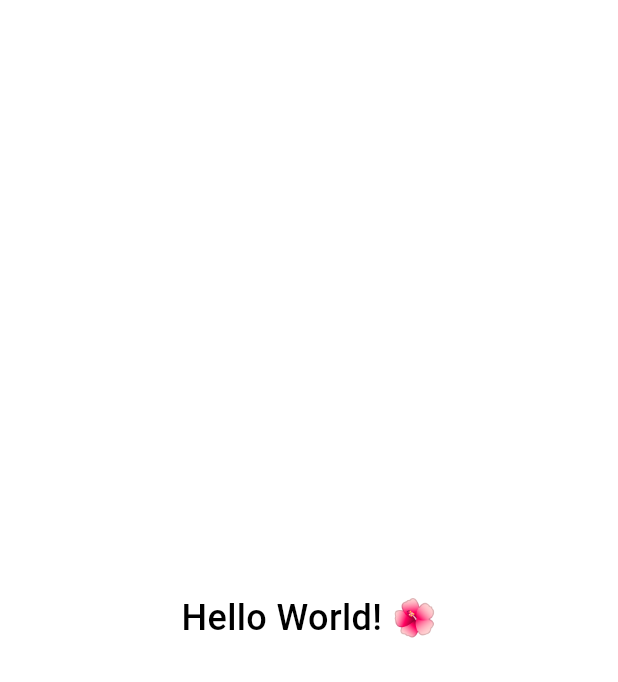
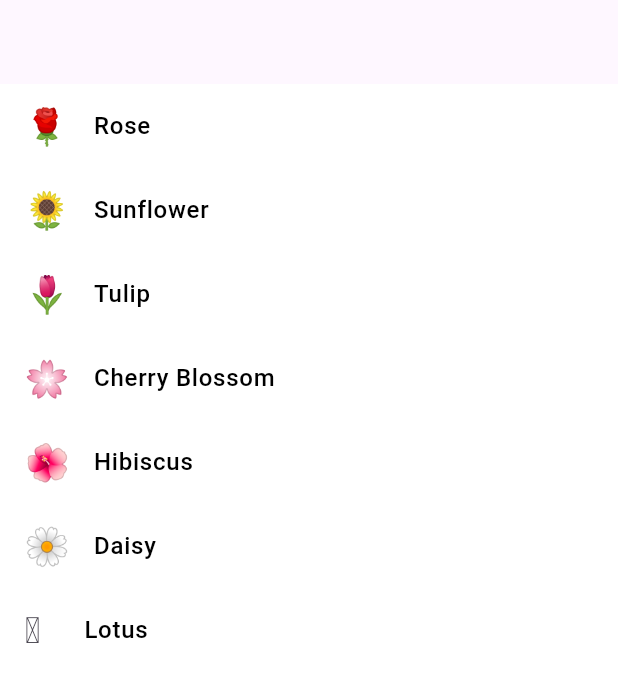
Before and after one commit to Bromelia-Studio/bromelia_flutter_cli, a Flutter app: the screen it shows after launch, on a phone screen of 412 x 824 dp. Shown: the top 682 px of the screen. Run offline on Flutter 3.47's test engine with Material 3 defaults, Android fonts, the phone set to English and light mode, and no system bars; our stand-ins replace bloc, flutter_bloc, go_router; missing offline and left inert: theme_tailor_annotation.

Commit message:
Update flowers template

```diff
--- a/template/flutter_app/lib/core/navigation/router.dart
+++ b/template/flutter_app/lib/core/navigation/router.dart
@@ -3,12 +3,11 @@ import 'package:go_router/go_router.dart';
 
 import '../../features/home/presentation/pages/home_page.dart';
 
-
 final router = GoRouter(
-  initialLocation: HomePage.route,
   routes: <RouteBase>[
     GoRoute(
-      path: HomePage.route,
+      path: '/',
+      name: HomePage.route,
       builder: (BuildContext context, GoRouterState state) {
         return HomePage(key: state.pageKey);
       },
--- /dev/null
+++ b/template/flutter_app/lib/features/home/data/datasources/remote/flowers_remote_datasource.dart
@@ -0,0 +1,20 @@
+import '../../../../../models/flower.dart';
+
+class FlowersRemoteDatasource {
+  // Simulate network call
+  Future<List<Flower>> fetchFlowers() async {
+    await Future.delayed(const Duration(milliseconds: 500));
+
+    final response = [
+      {"name": "Rose", "emoji": "🌹"},
+      {"name": "Sunflower", "emoji": "🌻"},
+      {"name": "Tulip", "emoji": "🌷"},
+      {"name": "Cherry Blossom", "emoji": "🌸"},
+      {"name": "Hibiscus", "emoji": "🌺"},
+      {"name": "Daisy", "emoji": "🌼"},
+      {"name": "Lotus", "emoji": "🪷"},
+    ];
+
+    return response.map((json) => Flower.fromJson(json)).toList();
+  }
+}
--- /dev/null
+++ b/template/flutter_app/lib/features/home/data/repositories/flowers_repository.dart
@@ -0,0 +1,10 @@
+import '../../../../models/flower.dart';
+import '../datasources/remote/flowers_remote_datasource.dart';
+
+class FlowersRepository {
+  final remoteDatasource = FlowersRemoteDatasource();
+
+  Future<List<Flower>> fetchFlowers() {
+    return remoteDatasource.fetchFlowers();
+  }
+}
--- /dev/null
+++ b/template/flutter_app/lib/features/home/presentation/cubit/home_cubit.dart
@@ -0,0 +1,23 @@
+import 'package:bloc/bloc.dart';
+
+import '../../../../models/flower.dart';
+import '../../data/repositories/flowers_repository.dart';
+
+part 'home_state.dart';
+
+class home_cubit extends Cubit<HomeState> {
+  home_cubit() : super(HomeState());
+
+  final repository = FlowersRepository();
+
+  Future<void> fetchFlowers() async {
+    try {
+      emit(state.copyWith(isLoading: true));
+      final List<Flower> flowers = await repository.fetchFlowers();
+      emit(state.copyWith(isLoading: false, flowers: flowers));
+    } catch (e) {
+      emit(state.copyWith(isLoading: false, errorMessage: 'An error occurred'));
+      rethrow;
+    }
+  }
+}
--- /dev/null
+++ b/template/flutter_app/lib/features/home/presentation/cubit/home_state.dart
@@ -0,0 +1,25 @@
+part of 'home_cubit.dart';
+
+class HomeState {
+  final List<Flower> flowers;
+  final bool isLoading;
+  final String? errorMessage;
+
+  const HomeState({
+    this.flowers = const [],
+    this.isLoading = false,
+    this.errorMessage,
+  });
+
+  HomeState copyWith({
+    List<Flower>? flowers,
+    bool? isLoading,
+    String? errorMessage,
+  }) {
+    return HomeState(
+      flowers: flowers ?? this.flowers,
+      isLoading: isLoading ?? this.isLoading,
+      errorMessage: errorMessage ?? this.errorMessage,
+    );
+  }
+}
--- a/template/flutter_app/lib/features/home/presentation/pages/home_page.dart
+++ b/template/flutter_app/lib/features/home/presentation/pages/home_page.dart
@@ -1,23 +1,63 @@
 import 'package:flutter/material.dart';
+import 'package:flutter_bloc/flutter_bloc.dart';
 
 import '../../../../core/theme/palette.dart';
+import '../cubit/home_cubit.dart';
 
-class HomePage extends StatelessWidget {
+class HomePage extends StatefulWidget {
   const HomePage({super.key});
 
-  static const String route = '/';
+  static const String route = 'flowers';
 
   @override
+  State<HomePage> createState() => _HomePageState();
+}
+
+class _HomePageState extends State<HomePage> {
+  @override
   Widget build(BuildContext context) {
-    return Scaffold(
-      body: Center(
-        child: Text(
-          'Hello World! 🌺',
-          style: TextStyle(
-            color: context.palette.onBackground,
-            fontSize: 24,
-            fontWeight: FontWeight.w500,
-          ),
+    return BlocProvider(
+      create: (BuildContext context) => home_cubit()..fetchFlowers(),
+      child: Scaffold(
+        appBar: AppBar(),
+        body: BlocBuilder<home_cubit, HomeState>(
+          builder: (context, state) {
+            if(state.isLoading){
+              return const Center(
+                child: CircularProgressIndicator(),
+              );
+            }
+            if(state.errorMessage != null){
+              return Center(
+                child: Text(
+                  state.errorMessage!,
+                  style: TextStyle(
+                    color: context.palette.onBackground,
+                    fontSize: 16,
+                    fontWeight: FontWeight.w500,
+                  ),
+                ),
+              );
+            }
+            return ListView.builder(
+              itemCount: state.flowers.length,
+              itemBuilder: (context, index) {
+                final flower = state.flowers[index];
+                return ListTile(
+                  leading: Text(flower.emoji, style: TextStyle(fontSize: 24),),
+                  title: Text(
+                    flower.name,
+                    style: TextStyle(
+                      color: context.palette.onBackground,
+                      fontSize: 16,
+                      fontWeight: FontWeight.w500,
+                    ),
+                  ),
+                );
+              },
+            );
+
+          },
         ),
       ),
     );
--- /dev/null
+++ b/template/flutter_app/lib/models/flower.dart
@@ -0,0 +1,17 @@
+import 'package:json_annotation/json_annotation.dart';
+
+part 'flower.g.dart';
+@JsonSerializable()
+class Flower{
+  final String name;
+  final String emoji;
+
+  Flower({
+    required this.name,
+    required this.emoji,
+  });
+
+  factory Flower.fromJson(Map<String, dynamic> json) => _$FlowerFromJson(json);
+
+  Map<String, dynamic> toJson() => _$FlowerToJson(this);
+}
--- a/template/flutter_app/pubspec.yaml
+++ b/template/flutter_app/pubspec.yaml
@@ -12,6 +12,9 @@ dependencies:
 
   go_router: ^16.2.4
   theme_tailor_annotation: ^3.1.1
+  json_annotation: ^4.9.0
+  bloc: ^9.0.1
+  flutter_bloc: ^9.1.1
 
 dev_dependencies:
   flutter_test:
@@ -19,6 +22,7 @@ dev_dependencies:
   build_runner: ^2.8.0
   flutter_lints: ^6.0.0
   theme_tailor: ^3.1.1
+  json_serializable: ^6.11.1
 
 flutter:
   uses-material-design: true
```
Also changed, not shown: template/flutter_app/lib/core/components/common_button.dart (added, +32 -0 lines), template/flutter_app/lib/models/flower.g.dart (added), template/flutter_app/pubspec.lock.
